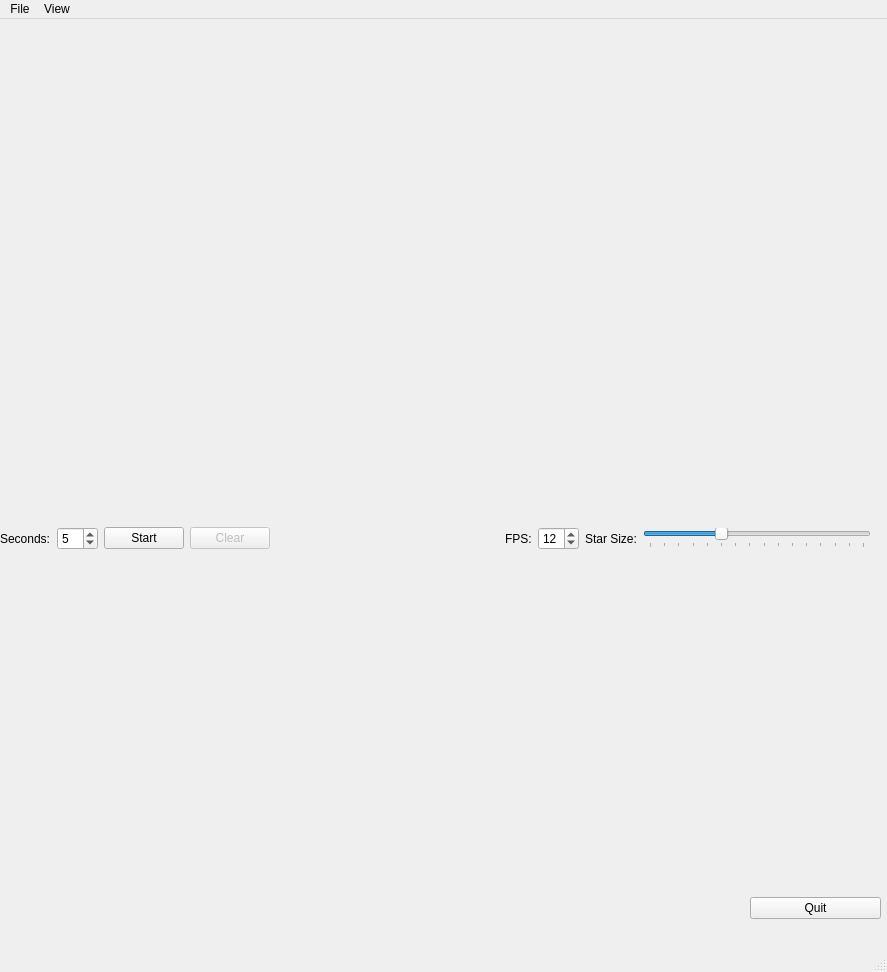
First picture: the form in lightcurver.ui, repository panoptes/lightcurve-demo, before the edit.
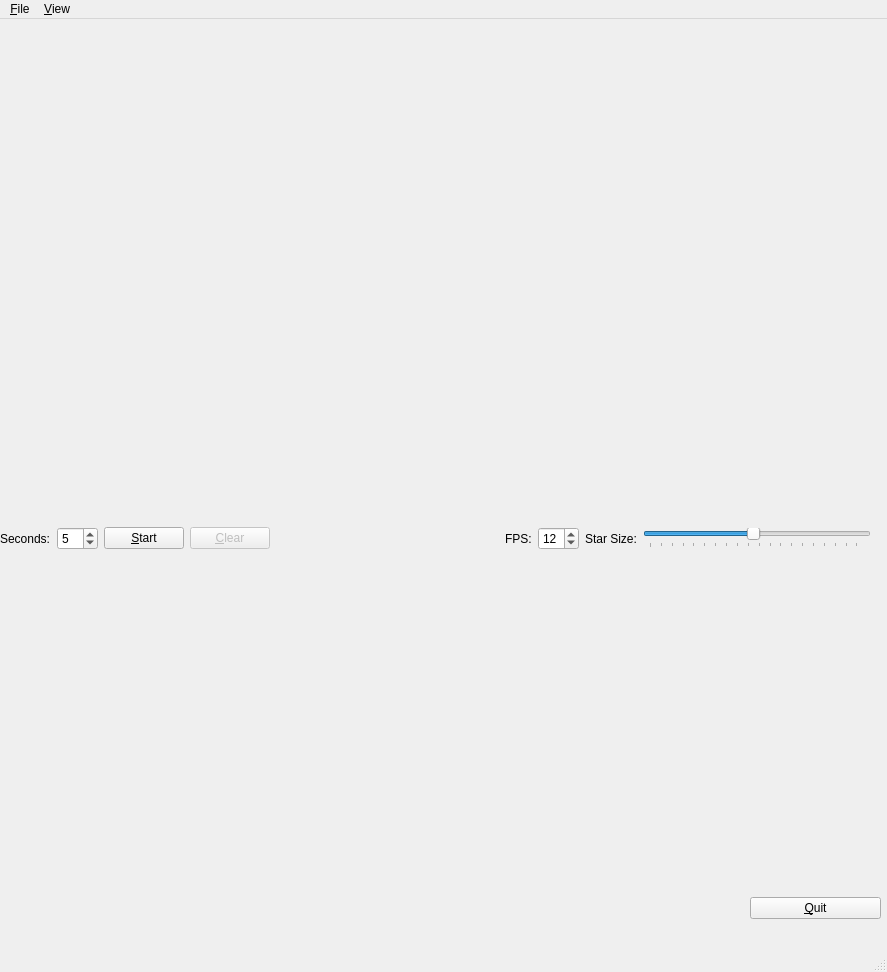
Second picture: the form after the edit.

Commit message: Adding shortcut keys, closes #2

```diff
--- a/lightcurver.ui
+++ b/lightcurver.ui
@@ -79,7 +79,10 @@
       <item>
        <widget class="QPushButton" name="start_button">
         <property name="text">
-         <string>Start</string>
+         <string>&amp;Start</string>
+        </property>
+        <property name="flat">
+         <bool>false</bool>
         </property>
        </widget>
       </item>
@@ -89,7 +92,10 @@
          <bool>false</bool>
         </property>
         <property name="text">
-         <string>Clear</string>
+         <string>&amp;Clear</string>
+        </property>
+        <property name="shortcut">
+         <string>C</string>
         </property>
         <property name="checkable">
          <bool>false</bool>
@@ -139,10 +145,10 @@
       <item>
        <widget class="QSlider" name="radius_slider">
         <property name="minimum">
-         <number>50</number>
+         <number>5</number>
         </property>
         <property name="maximum">
-         <number>200</number>
+         <number>201</number>
         </property>
         <property name="singleStep">
          <number>5</number>
@@ -199,7 +205,7 @@
       <item>
        <widget class="QPushButton" name="quit_button">
         <property name="text">
-         <string>Quit</string>
+         <string>&amp;Quit</string>
         </property>
        </widget>
       </item>
@@ -218,7 +224,7 @@
    </property>
    <widget class="QMenu" name="menuFile">
     <property name="title">
-     <string>File</string>
+     <string>&amp;File</string>
     </property>
     <addaction name="actionSave_Pics"/>
     <addaction name="separator"/>
@@ -226,7 +232,7 @@
    </widget>
    <widget class="QMenu" name="menuView">
     <property name="title">
-     <string>View</string>
+     <string>&amp;View</string>
     </property>
     <addaction name="actionColors"/>
    </widget>
```
Left out of the diff: 6 changed lines with no effect on the pictures.
